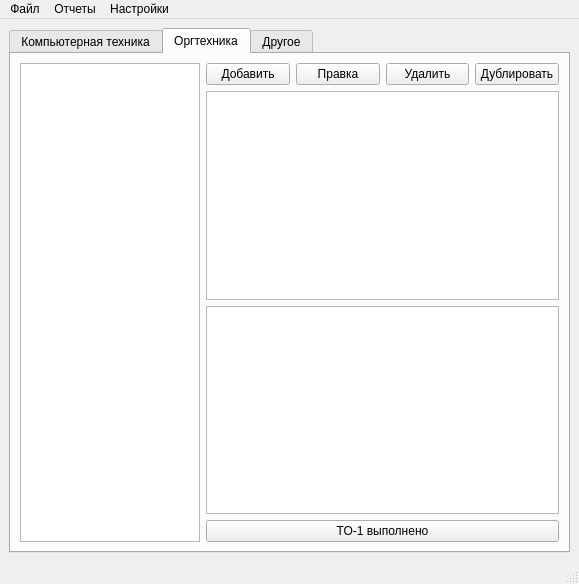
The window that forms/Ui.ui (Hitsonn/Bond) describes before a commit, drawn with Qt 5.
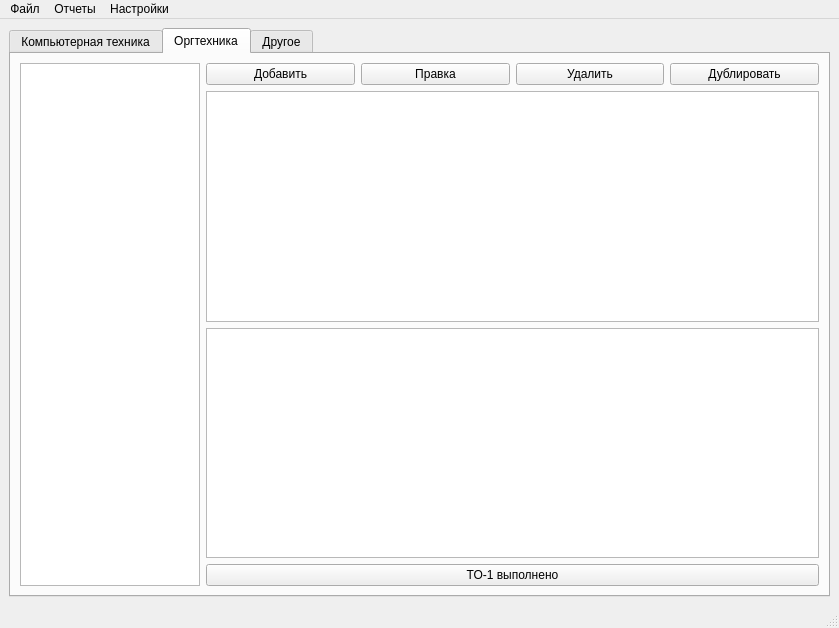
The same window after the commit. The open tabs and pages were chosen to show the change.

Patch:
```diff
--- a/forms/Ui.ui
+++ b/forms/Ui.ui
@@ -6,8 +6,8 @@
    <rect>
     <x>0</x>
     <y>0</y>
-    <width>566</width>
-    <height>584</height>
+    <width>839</width>
+    <height>628</height>
    </rect>
   </property>
   <property name="windowTitle">
@@ -140,33 +140,13 @@
        </attribute>
        <layout class="QHBoxLayout" name="horizontalLayout_2">
         <item>
-         <widget class="QTreeWidget" name="treeWidget">
-          <property name="sizePolicy">
-           <sizepolicy hsizetype="Fixed" vsizetype="Expanding">
-            <horstretch>0</horstretch>
-            <verstretch>0</verstretch>
-           </sizepolicy>
-          </property>
+         <widget class="QTreeView" name="treeView_2">
           <property name="maximumSize">
            <size>
             <width>180</width>
             <height>16777215</height>
            </size>
           </property>
-          <property name="expandsOnDoubleClick">
-           <bool>true</bool>
-          </property>
-          <property name="columnCount">
-           <number>1</number>
-          </property>
-          <attribute name="headerVisible">
-           <bool>false</bool>
-          </attribute>
-          <column>
-           <property name="text">
-            <string notr="true">1</string>
-           </property>
-          </column>
          </widget>
         </item>
         <item>
@@ -203,12 +183,12 @@
             </item>
            </layout>
           </item>
+          <item>
+           <widget class="QTableWidget" name="tableWidget_2"/>
+          </item>
           <item>
            <widget class="QTextEdit" name="textEdit_2"/>
           </item>
-          <item>
-           <widget class="QTableWidget" name="tableWidget_3"/>
-          </item>
           <item>
            <layout class="QHBoxLayout" name="horizontalLayout_6">
             <item>
@@ -230,7 +210,7 @@
        </attribute>
        <layout class="QHBoxLayout" name="horizontalLayout_3">
         <item>
-         <widget class="QTreeView" name="treeView_2">
+         <widget class="QTreeView" name="treeView_3">
           <property name="sizePolicy">
            <sizepolicy hsizetype="Fixed" vsizetype="Expanding">
             <horstretch>0</horstretch>
@@ -280,7 +260,7 @@
            </layout>
           </item>
           <item>
-           <widget class="QTableWidget" name="tableWidget_5"/>
+           <widget class="QTableWidget" name="tableWidget_3"/>
           </item>
           <item>
            <widget class="QTextEdit" name="textEdit_3"/>
@@ -309,7 +289,7 @@
     <rect>
      <x>0</x>
      <y>0</y>
-     <width>566</width>
+     <width>839</width>
      <height>21</height>
     </rect>
    </property>
```
